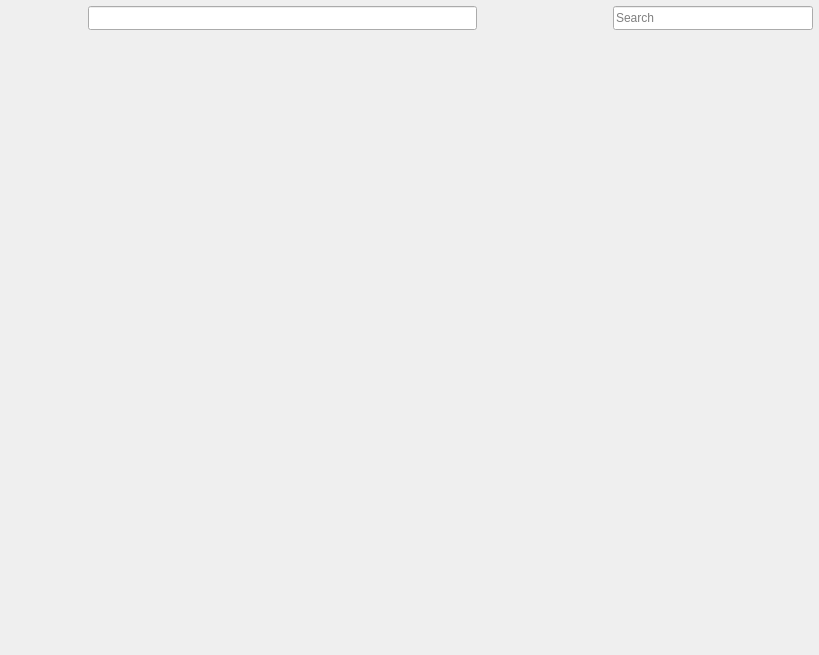
WorksAhead/Base, file BaseClient/Source/PageContentWidget.ui: the form before one commit.
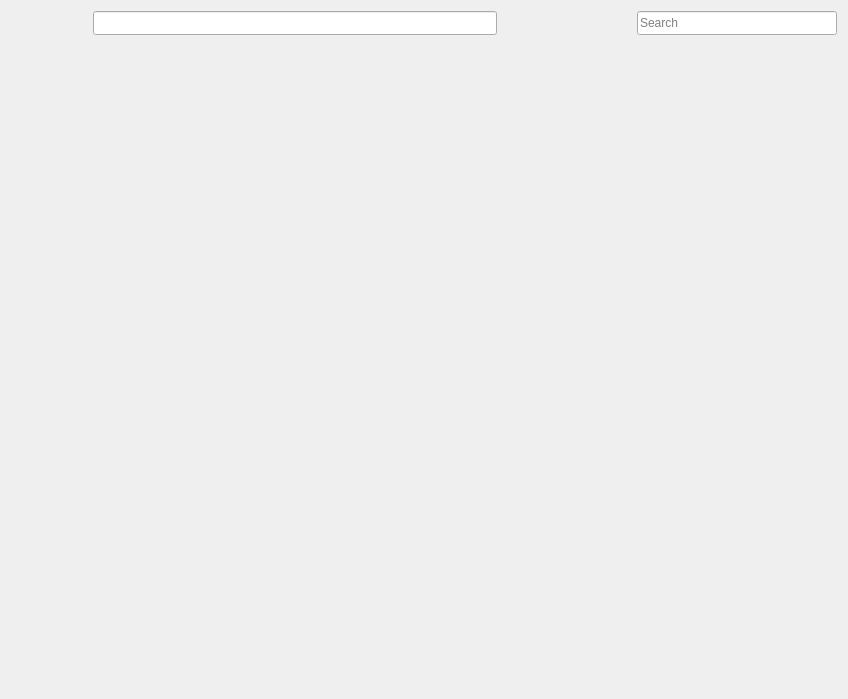
The form after the commit. Icons and pictures are not drawn. Custom widgets are drawn as their Qt base class.

```diff
--- a/BaseClient/Source/PageContentWidget.ui
+++ b/BaseClient/Source/PageContentWidget.ui
@@ -6,26 +6,11 @@
    <rect>
     <x>0</x>
     <y>0</y>
-    <width>819</width>
-    <height>655</height>
+    <width>848</width>
+    <height>699</height>
    </rect>
   </property>
-  <layout class="QVBoxLayout" name="verticalLayout" stretch="0,1">
-   <property name="spacing">
-    <number>6</number>
-   </property>
-   <property name="leftMargin">
-    <number>6</number>
-   </property>
-   <property name="topMargin">
-    <number>6</number>
-   </property>
-   <property name="rightMargin">
-    <number>6</number>
-   </property>
-   <property name="bottomMargin">
-    <number>6</number>
-   </property>
+  <layout class="QVBoxLayout" name="verticalLayout">
    <item>
     <layout class="QHBoxLayout" name="horizontalLayout" stretch="0,3,1,0">
      <property name="spacing">
@@ -197,10 +182,28 @@
     </layout>
    </item>
    <item>
-    <widget class="QStackedWidget" name="stackedWidget"/>
+    <layout class="QHBoxLayout" name="horizontalLayout_2" stretch="1,0">
+     <property name="spacing">
+      <number>2</number>
+     </property>
+     <item>
+      <widget class="QStackedWidget" name="stackedWidget"/>
+     </item>
+     <item>
+      <widget class="CategoryFilterWidget" name="filterWidget" native="true"/>
+     </item>
+    </layout>
    </item>
   </layout>
  </widget>
+ <customwidgets>
+  <customwidget>
+   <class>CategoryFilterWidget</class>
+   <extends>QWidget</extends>
+   <header>CategoryFilterWidget.h</header>
+   <container>1</container>
+  </customwidget>
+ </customwidgets>
  <resources>
   <include location="../Resources/BaseClient.qrc"/>
  </resources>
```
